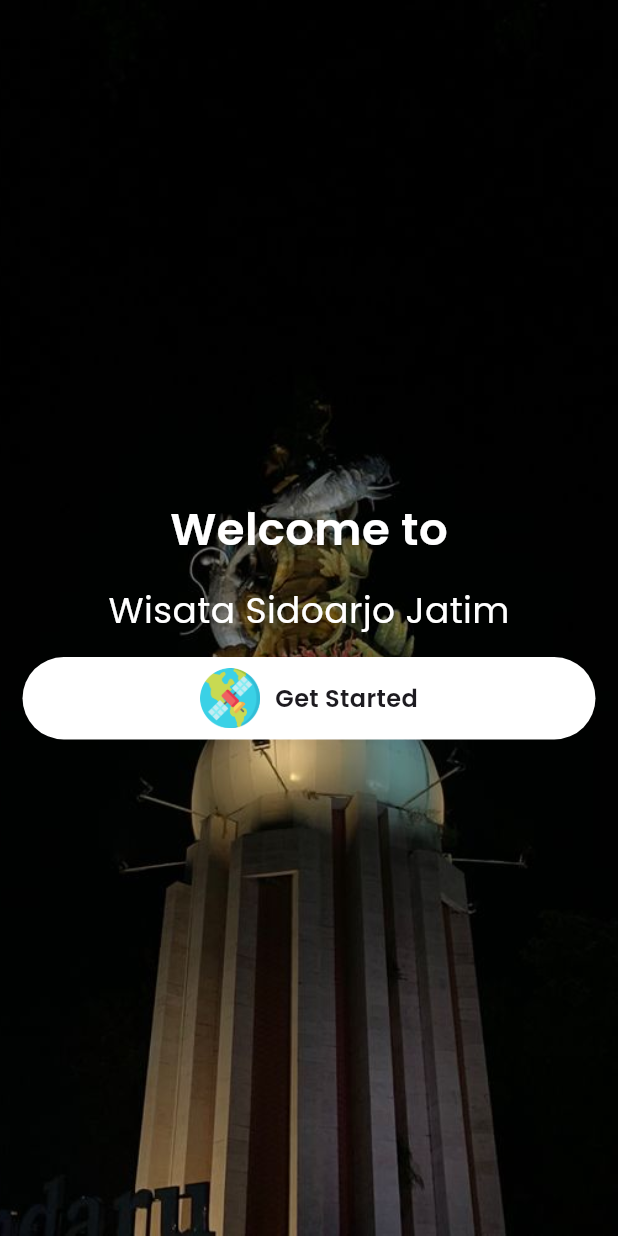
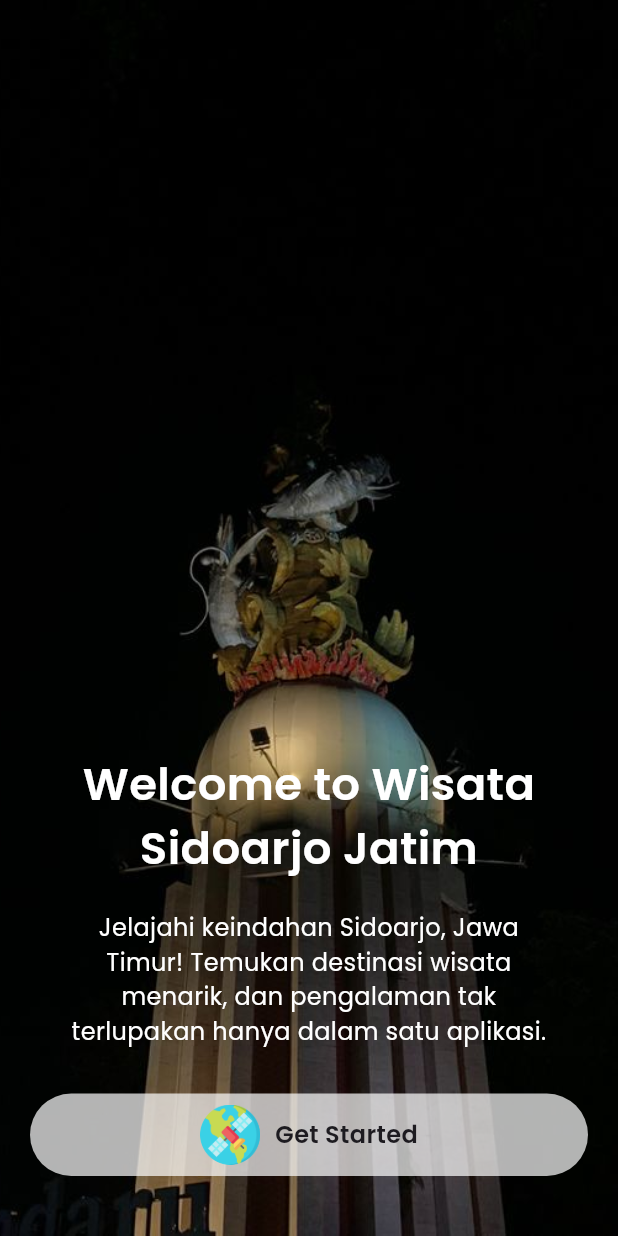
Before and after one commit to dedyputra/wisata_app, a Flutter app: the screen it shows after launch, on a phone screen of 412 x 824 dp. Run offline on Flutter 3.47's test engine with Material 3 defaults, Android fonts, the phone set to English and light mode, and no system bars.

Commit message:
update HomePage

```diff
--- a/lib/screens/home/home_screens.dart
+++ b/lib/screens/home/home_screens.dart
@@ -26,12 +26,15 @@ class _HomeScreensState extends State<HomeScreens> {
             child: Center(
               child: Padding(
                 padding:
-                    const EdgeInsets.symmetric(vertical: 20, horizontal: 15),
+                    const EdgeInsets.symmetric(vertical: 20, horizontal: 20),
                 child: Column(
                   mainAxisAlignment: MainAxisAlignment.center,
                   children: [
+                    Spacer(),
+                    // Judul aplikasi
                     const Text(
-                      "Welcome to",
+                      "Welcome to Wisata Sidoarjo Jatim",
+                      textAlign: TextAlign.center,
                       style: TextStyle(
                         fontSize: 30,
                         fontFamily: kFontFamily,
@@ -40,25 +43,32 @@ class _HomeScreensState extends State<HomeScreens> {
                       ),
                     ),
                     const SizedBox(
-                      height: 15,
+                      height: 20,
                     ),
-                    const Text(
-                      "Wisata Sidoarjo Jatim",
-                      style: TextStyle(
-                        fontSize: 24,
-                        fontFamily: kFontFamily,
-                        color: Colors.white,
+                    // Caption HomePage
+                    const Padding(
+                      padding: EdgeInsets.symmetric(horizontal: 20.0),
+                      child: Text(
+                        "Jelajahi keindahan Sidoarjo, Jawa Timur! "
+                        "Temukan destinasi wisata menarik, "
+                        "dan pengalaman tak terlupakan hanya dalam satu aplikasi.",
+                        textAlign: TextAlign.center,
+                        style: TextStyle(
+                          fontSize: 16,
+                          fontFamily: kFontFamily,
+                          color: Colors.white,
+                        ),
                       ),
                     ),
                     const SizedBox(
-                      height: 15,
+                      height: 30,
                     ),
-                    // get started container awal
+                    // Tombol Get Started Login
                     Container(
                       height: 55,
                       width: double.infinity,
                       decoration: BoxDecoration(
-                        color: Colors.white,
+                        color: Colors.white70,
                         borderRadius: BorderRadius.circular(100),
                       ),
                       child: Row(
@@ -75,14 +85,17 @@ class _HomeScreensState extends State<HomeScreens> {
                           const Text(
                             "Get Started",
                             style: TextStyle(
-                                fontFamily: kFontFamily,
-                                fontSize: 16,
-                                fontWeight: FontWeight.w600),
+                              fontFamily: kFontFamily,
+                              fontSize: 16,
+                              fontWeight: FontWeight.w600,
+                            ),
                           ),
                         ],
                       ),
                     ),
-                    // get started container akhir
+                    const SizedBox(
+                      height: 20,
+                    ),
                   ],
                 ),
               ),
```
